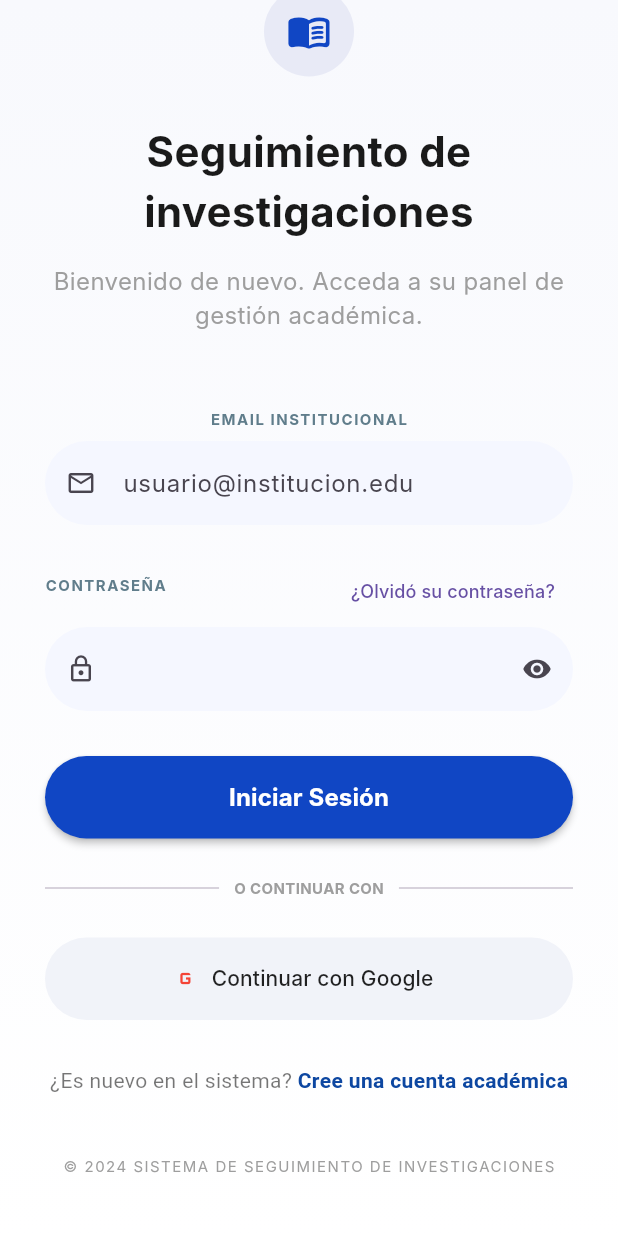
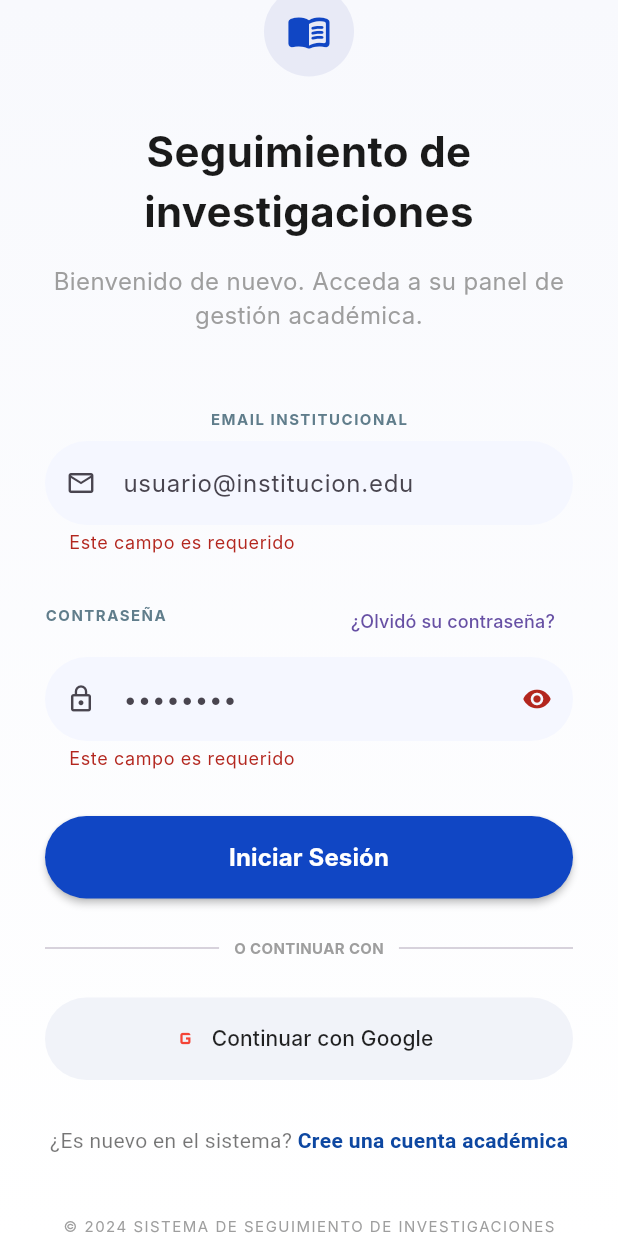
Before and after one commit to victorvilana/investigacionesseguimiento, a Flutter app: the LoginScreen screen opened directly, scrolled down 49 dp, after a tap on "Iniciar Sesión", on a phone screen of 412 x 824 dp. Run offline on Flutter 3.47's test engine with Material 3 defaults, Android fonts, the phone set to English and light mode, and no system bars; our stand-ins replace dotted_border, firebase_analytics, firebase_auth, firebase_core, firebase_crashlytics, google_sign_in; accounts and stored records are empty; network calls fail; Roboto replaces fonts that are missing (Inter).

Commit message:
Login con Google

```diff
--- a/lib/presentation/screens/LoginScreen.dart
+++ b/lib/presentation/screens/LoginScreen.dart
@@ -1,4 +1,6 @@
 import 'package:flutter/material.dart';
+import '../../infrastructure/services/AuthService.dart';
+import '../layouts/main_layout.dart';
 
 class LoginScreen extends StatefulWidget {
   const LoginScreen({super.key});
@@ -8,8 +10,82 @@ class LoginScreen extends StatefulWidget {
 }
 
 class _LoginScreenState extends State<LoginScreen> {
+  // --- VARIABLES DE ESTADO Y FIREBASE ---
+  final TextEditingController _emailController = TextEditingController();
+  final TextEditingController _passwordController = TextEditingController();
+  final _formKey = GlobalKey<FormState>();
+
   bool _isObscure = true;
+  bool _isLoading = false;
 
+  final AuthService _authService = AuthService();
+
+  // --- LÓGICA DE INICIO DE SESIÓN ---
+  Future<void> _iniciarSesion() async {
+    if (!_formKey.currentState!.validate()) return;
+
+    setState(() => _isLoading = true);
+
+    final String? error = await _authService.login(
+      _emailController.text.trim(),
+      _passwordController.text.trim(),
+    );
+
+    if (mounted) {
+      setState(() => _isLoading = false);
+
+      if (error == null) {
+        // ÉXITO
+        Navigator.pushReplacement(
+          context,
+          MaterialPageRoute(builder: (context) => const MainLayout()),
+        );
+      } else {
+        // ERROR
+        ScaffoldMessenger.of(context).showSnackBar(
+          SnackBar(
+            content: Text(error),
+            backgroundColor: Colors.red.shade800,
+            behavior: SnackBarBehavior.floating,
+          ),
+        );
+      }
+    }
+  }
+
+  // --- LÓGICA DE GOOGLE ---
+  Future<void> _continuarConGoogle() async {
+    setState(() => _isLoading = true);
+
+    final String? error = await _authService.signInWithGoogle();
+
+    if (mounted) {
+      setState(() => _isLoading = false);
+
+      if (error == null) {
+        // ÉXITO: Navegamos al Dashboard
+        Navigator.pushReplacement(
+          context,
+          MaterialPageRoute(builder: (context) => const MainLayout()),
+        );
+      } else if (error != 'Inicio de sesión cancelado') {
+        // ERROR: Mostramos SnackBar (solo si no fue una cancelación manual)
+        ScaffoldMessenger.of(context).showSnackBar(
+          SnackBar(content: Text(error), backgroundColor: Colors.red.shade800),
+        );
+      }
+    }
+  }
+
+
+  @override
+  void dispose() {
+    _emailController.dispose();
+    _passwordController.dispose();
+    super.dispose();
+  }
+
+  // --- CONSTRUCCIÓN PRINCIPAL ---
   @override
   Widget build(BuildContext context) {
     return Scaffold(
@@ -30,9 +106,9 @@ class _LoginScreenState extends State<LoginScreen> {
   // --- DISEÑO VERSIÓN WEB ---
   Widget _buildWebLayout(BoxConstraints constraints) {
     return Center(
-      child: Container( // Quitamos el SingleChildScrollView de afuera para que el fondo no se mueva
+      child: Container(
         width: 1050,
-        height: 680, // Subimos un poco la altura de 650 a 680 para dar aire
+        height: 680,
         margin: const EdgeInsets.all(20),
         decoration: BoxDecoration(
           color: Colors.white,
@@ -41,17 +117,17 @@ class _LoginScreenState extends State<LoginScreen> {
         ),
         child: Row(
           children: [
-            // Banner Azul Izquierdo (Se mantiene igual)
+            // Banner Azul Izquierdo (Mantenido intacto)
             Expanded(
               flex: 5,
               child: Container(
-                decoration: BoxDecoration(
-                  color: const Color(0xFF1046C4),
-                  borderRadius: const BorderRadius.only(
+                decoration: const BoxDecoration(
+                  color: Color(0xFF1046C4),
+                  borderRadius: BorderRadius.only(
                       topLeft: Radius.circular(40),
                       bottomLeft: Radius.circular(40)
                   ),
-                  image: const DecorationImage(
+                  image: DecorationImage(
                     image: NetworkImage('https://images.unsplash.com/photo-1497215728101-856f4ea42174?q=80&w=2070'),
                     fit: BoxFit.cover,
                     opacity: 0.3,
@@ -72,10 +148,10 @@ class _LoginScreenState extends State<LoginScreen> {
               ),
             ),
 
-            // Formulario Derecho (Aquí añadimos el Scroll)
+            // Formulario Derecho
             Expanded(
               flex: 6,
-              child: ClipRRect( // Para que el scroll no se salga de las esquinas redondeadas
+              child: ClipRRect(
                 borderRadius: const BorderRadius.only(topRight: Radius.circular(40), bottomRight: Radius.circular(40)),
                 child: SingleChildScrollView(
                   padding: const EdgeInsets.all(60),
@@ -115,7 +191,7 @@ class _LoginScreenState extends State<LoginScreen> {
               const SizedBox(height: 15),
               const Text("Bienvenido de nuevo. Acceda a su panel de gestión académica.", textAlign: TextAlign.center, style: TextStyle(color: Colors.grey, fontSize: 16)),
               const SizedBox(height: 50),
-              _buildLoginForm(isWeb: false),
+              _buildLoginForm(isWeb: false), //
               const SizedBox(height: 40),
               const Text("© 2024 SISTEMA DE SEGUIMIENTO DE INVESTIGACIONES", style: TextStyle(fontSize: 10, color: Colors.grey, letterSpacing: 1)),
             ],
@@ -125,9 +201,12 @@ class _LoginScreenState extends State<LoginScreen> {
     );
   }
 
-  // --- FORMULARIO COMÚN ---
+  // --- FORMULARIO COMÚN (AHORA CON LÓGICA) ---
   Widget _buildLoginForm({required bool isWeb}) {
-    return Column(
+    // Envolvemos tu Column en un Form para la validación
+    return Form(
+      key: _formKey,
+      child: Column(
         crossAxisAlignment: isWeb ? CrossAxisAlignment.start : CrossAxisAlignment.center,
         children: [
           if (isWeb) ...[
@@ -135,9 +214,11 @@ class _LoginScreenState extends State<LoginScreen> {
             const Text("Ingrese sus credenciales de investigador.", style: TextStyle(color: Colors.grey)),
             const SizedBox(height: 40),
           ],
+
           _label("EMAIL INSTITUCIONAL"),
-        _inputField(Icons.email_outlined, "usuario@institucion.edu"),
+          _inputField(Icons.email_outlined, "usuario@institucion.edu", _emailController, false),
           const SizedBox(height: 20),
+
           Row(
             mainAxisAlignment: MainAxisAlignment.spaceBetween,
             children: [
@@ -145,32 +226,51 @@ class _LoginScreenState extends State<LoginScreen> {
               if (!isWeb) TextButton(onPressed: () {}, child: const Text("¿Olvidó su contraseña?", style: TextStyle(fontSize: 12))),
             ],
           ),
-        _passwordField(),
+
+          _inputField(Icons.lock_outline, "••••••••", _passwordController, true),
+
           if (isWeb) Align(alignment: Alignment.centerRight, child: TextButton(onPressed: () {}, child: const Text("¿Olvidó su contraseña?"))),
           const SizedBox(height: 30),
+
+          // BOTÓN INICIAR SESIÓN ACTUALIZADO
           ElevatedButton(
-          onPressed: () {},
+            onPressed: _isLoading ? null : _iniciarSesion,
             style: ElevatedButton.styleFrom(
               backgroundColor: const Color(0xFF1046C4),
               minimumSize: const Size(double.infinity, 55),
               shape: RoundedRectangleBorder(borderRadius: BorderRadius.circular(30)),
               elevation: 2,
+              disabledBackgroundColor: const Color(0xFF1046C4).withOpacity(0.6),
             ),
-          child: const Text("Iniciar Sesión", style: TextStyle(color: Colors.white, fontSize: 16, fontWeight: FontWeight.bold)),
+            child: _isLoading
+                ? const SizedBox(height: 24, width: 24, child: CircularProgressIndicator(color: Colors.white, strokeWidth: 3))
+                : const Text("Iniciar Sesión", style: TextStyle(color: Colors.white, fontSize: 16, fontWeight: FontWeight.bold)),
           ),
+
           const SizedBox(height: 25),
-        Row(
-          children: const [
+          const Row(
+            children: [
               Expanded(child: Divider()),
               Padding(padding: EdgeInsets.symmetric(horizontal: 10), child: Text("O CONTINUAR CON", style: TextStyle(fontSize: 10, color: Colors.grey, fontWeight: FontWeight.bold))),
               Expanded(child: Divider()),
             ],
           ),
           const SizedBox(height: 25),
+
           OutlinedButton.icon(
-          onPressed: () {},
-          icon: Image.network('https://tinyurl.com/google-logo-png-web', height: 20, errorBuilder: (context, error, stackTrace) => const Icon(Icons.g_mobiledata, color: Colors.red)),
-          label: const Text("Continuar con Google", style: TextStyle(color: Colors.black87)),
+            // Si está cargando, desactivamos el botón
+            onPressed: _isLoading ? null : _continuarConGoogle,
+            icon: _isLoading
+                ? const SizedBox(width: 20, height: 20, child: CircularProgressIndicator(strokeWidth: 2))
+                : Image.network(
+                'https://tinyurl.com/google-logo-png-web',
+                height: 20,
+                errorBuilder: (context, error, stackTrace) => const Icon(Icons.g_mobiledata, color: Colors.red)
+            ),
+            label: Text(
+                _isLoading ? "Cargando..." : "Continuar con Google",
+                style: const TextStyle(color: Colors.black87)
+            ),
             style: OutlinedButton.styleFrom(
               minimumSize: const Size(double.infinity, 55),
               shape: const StadiumBorder(),
@@ -179,6 +279,7 @@ class _LoginScreenState extends State<LoginScreen> {
             ),
           ),
           const SizedBox(height: 30),
+
           Center(
             child: Text.rich(TextSpan(
               text: "¿Es nuevo en el sistema? ",
@@ -189,31 +290,26 @@ class _LoginScreenState extends State<LoginScreen> {
             )),
           ),
         ],
+      ),
     );
   }
 
   Widget _label(String text) => Padding(padding: const EdgeInsets.only(bottom: 8), child: Text(text, style: const TextStyle(fontSize: 10, fontWeight: FontWeight.bold, color: Colors.blueGrey, letterSpacing: 1)));
 
-  Widget _inputField(IconData icon, String hint) {
-    return TextField(
+  // Hemos combinado tu inputField y passwordField en uno solo que usa TextFormField
+  Widget _inputField(IconData icon, String hint, TextEditingController controller, bool isPassword) {
+    return TextFormField(
+      controller: controller,
+      obscureText: isPassword ? _isObscure : false,
+      validator: (value) => value == null || value.isEmpty ? 'Este campo es requerido' : null,
       decoration: InputDecoration(
         prefixIcon: Icon(icon, size: 20),
+        suffixIcon: isPassword
+            ? IconButton(icon: Icon(_isObscure ? Icons.visibility : Icons.visibility_off, size: 20), onPressed: () => setState(() => _isObscure = !_isObscure))
+            : null,
         hintText: hint,
         filled: true,
-        fillColor: const Color(0xFFF5F7FF),
-        border: OutlineInputBorder(borderRadius: BorderRadius.circular(30), borderSide: BorderSide.none),
-      ),
-    );
-  }
-
-  Widget _passwordField() {
-    return TextField(
-      obscureText: _isObscure,
-      decoration: InputDecoration(
-        prefixIcon: const Icon(Icons.lock_outline, size: 20),
-        suffixIcon: IconButton(icon: Icon(_isObscure ? Icons.visibility : Icons.visibility_off, size: 20), onPressed: () => setState(() => _isObscure = !_isObscure)),
-        filled: true,
-        fillColor: const Color(0xFFF5F7FF),
+        fillColor: const Color(0xFFF5F7FF), //
         border: OutlineInputBorder(borderRadius: BorderRadius.circular(30), borderSide: BorderSide.none),
       ),
     );
```
Also changed, not shown: lib/infrastructure/services/AuthService.dart (added, +82 -0 lines), lib/main.dart (+30 -2 lines), lib/presentation/layouts/main_layout.dart (+38 -5 lines), pubspec.yaml (+10 -0 lines), firebase.json (added), lib/firebase_options.dart (added), pubspec.lock, 4 other files. Lines whose indentation alone changed are shown as unchanged.
